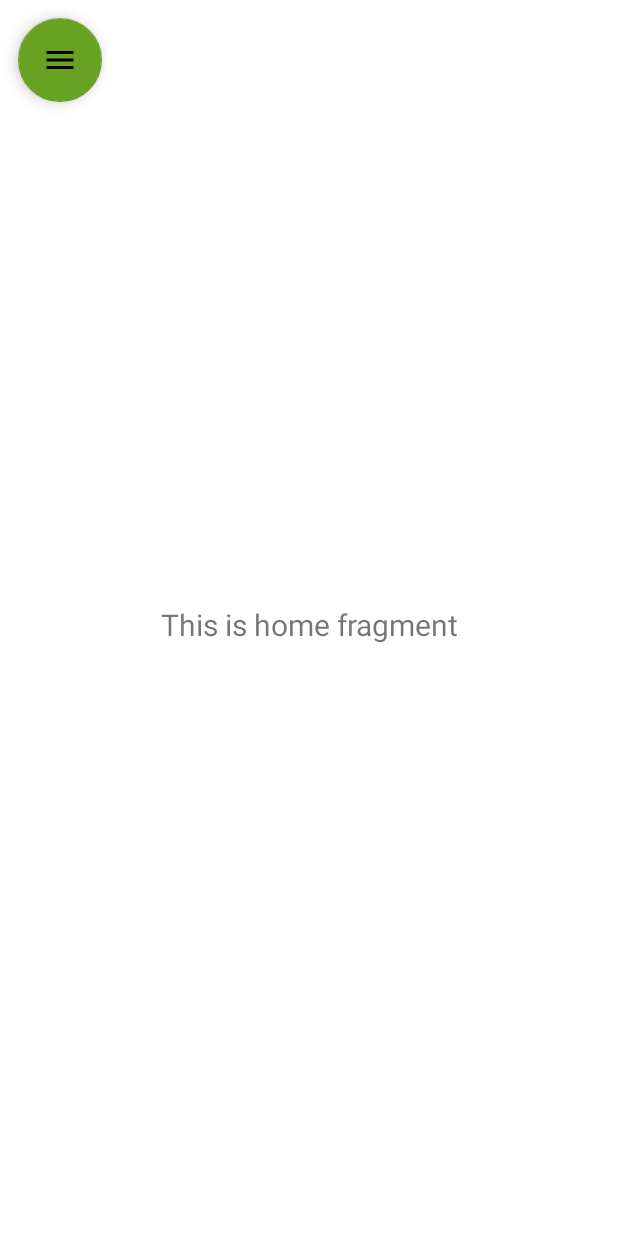
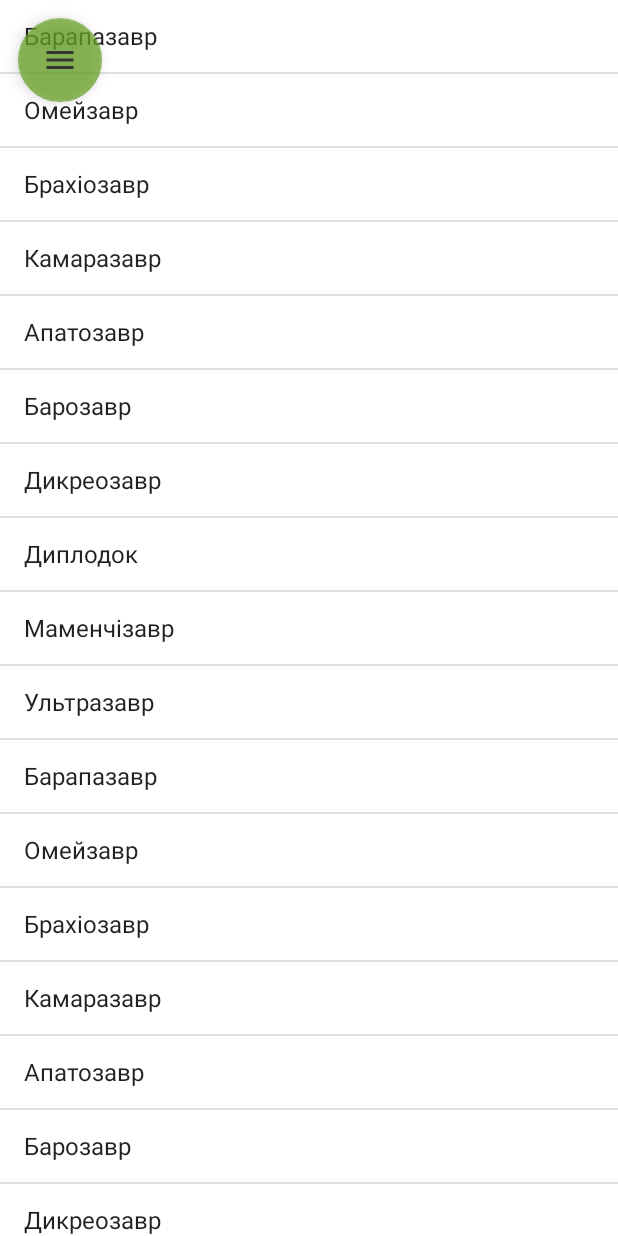
Before and after one commit to nprblm/dyno_mobile, an Android app: the screen it shows after launch (MainActivity), on a phone screen of 412 x 824 dp. Run offline under Robolectric (Android 15) with nearby library versions, the phone set to English and light mode, and no system bars; our stand-ins replace navigation-ui.

Commit message:
add list

```diff
--- a/Dino/app/src/main/java/vtpr/projects/dino/MainActivity.java
+++ b/Dino/app/src/main/java/vtpr/projects/dino/MainActivity.java
@@ -3,6 +3,8 @@ package vtpr.projects.dino;
 import android.os.Bundle;
 import android.view.View;
 import android.view.Menu;
+import android.widget.ArrayAdapter;
+import android.widget.ListView;
 
 import com.google.android.material.floatingactionbutton.FloatingActionButton;
 import com.google.android.material.snackbar.Snackbar;
@@ -16,6 +18,8 @@ import androidx.navigation.ui.NavigationUI;
 import androidx.drawerlayout.widget.DrawerLayout;
 import androidx.appcompat.app.AppCompatActivity;
 import androidx.appcompat.widget.Toolbar;
+
+import vtpr.projects.dino.ui.home.HomeFragment;
 
 public class MainActivity extends AppCompatActivity {
 
@@ -44,6 +48,7 @@ public class MainActivity extends AppCompatActivity {
                 .build();
         NavController navController = Navigation.findNavController(this, R.id.nav_host_fragment);
         NavigationUI.setupWithNavController(navigationView, navController);
+        fab.setAlpha(0.75f);
     }
 
     @Override
@@ -59,4 +64,5 @@ public class MainActivity extends AppCompatActivity {
         return NavigationUI.navigateUp(navController, mAppBarConfiguration)
                 || super.onSupportNavigateUp();
     }
+
 }
--- a/Dino/app/src/main/java/vtpr/projects/dino/ui/home/HomeFragment.java
+++ b/Dino/app/src/main/java/vtpr/projects/dino/ui/home/HomeFragment.java
@@ -4,6 +4,10 @@ import android.os.Bundle;
 import android.view.LayoutInflater;
 import android.view.View;
 import android.view.ViewGroup;
+import android.widget.Adapter;
+import android.widget.ArrayAdapter;
+import android.widget.ImageView;
+import android.widget.ListView;
 import android.widget.TextView;
 
 import androidx.annotation.NonNull;
@@ -13,23 +17,20 @@ import androidx.lifecycle.Observer;
 import androidx.lifecycle.ViewModelProvider;
 
 import vtpr.projects.dino.R;
+import vtpr.projects.dino.ui.info.InfoViewModel;
 
 public class HomeFragment extends Fragment {
-
-    private HomeViewModel homeViewModel;
+    private ListView list;
+    private String[] dino_list;
+    private ArrayAdapter <String> adapter;
 
     public View onCreateView(@NonNull LayoutInflater inflater,
                              ViewGroup container, Bundle savedInstanceState) {
-        homeViewModel =
-                new ViewModelProvider(this).get(HomeViewModel.class);
-        View root = inflater.inflate(R.layout.fragment_home, container, false);
-        final TextView textView = root.findViewById(R.id.text_home);
-        homeViewModel.getText().observe(getViewLifecycleOwner(), new Observer<String>() {
-            @Override
-            public void onChanged(@Nullable String s) {
-                textView.setText(s);
-            }
-        });
-        return root;
+        View view = inflater.inflate(R.layout.fragment_home, container,false);
+        list = (ListView) view.findViewById(R.id.listview);
+        dino_list = getResources().getStringArray(R.array.dino);
+        adapter = new ArrayAdapter<String>(getContext(), android.R.layout.simple_list_item_1,dino_list);
+        list.setAdapter(adapter);
+        return view;
     }
 }
--- a/Dino/app/src/main/java/vtpr/projects/dino/ui/home/HomeViewModel.java
+++ b/Dino/app/src/main/java/vtpr/projects/dino/ui/home/HomeViewModel.java
@@ -1,19 +1,9 @@
 package vtpr.projects.dino.ui.home;
 
-import androidx.lifecycle.LiveData;
-import androidx.lifecycle.MutableLiveData;
+import android.widget.ArrayAdapter;
+
 import androidx.lifecycle.ViewModel;
 
 public class HomeViewModel extends ViewModel {
 
-    private MutableLiveData<String> mText;
-
-    public HomeViewModel() {
-        mText = new MutableLiveData<>();
-        mText.setValue("This is home fragment");
-    }
-
-    public LiveData<String> getText() {
-        return mText;
-    }
 }
--- a/Dino/app/src/main/res/layout/app_bar_main.xml
+++ b/Dino/app/src/main/res/layout/app_bar_main.xml
@@ -19,8 +19,11 @@
         android:layout_height="wrap_content"
         android:layout_gravity="top|start"
         android:layout_margin="12dp"
+        android:contentDescription="TODO"
         android:outlineAmbientShadowColor="@color/black"
         android:outlineSpotShadowColor="@color/black"
+        android:visibility="visible"
+        app:backgroundTint="@color/purple_200"
         app:srcCompat="@drawable/icon_menu" />
 
 </androidx.coordinatorlayout.widget.CoordinatorLayout>
--- a/Dino/app/src/main/res/layout/content_main.xml
+++ b/Dino/app/src/main/res/layout/content_main.xml
@@ -17,4 +17,5 @@
         app:layout_constraintRight_toRightOf="parent"
         app:layout_constraintTop_toTopOf="parent"
         app:navGraph="@navigation/mobile_navigation" />
+
 </androidx.constraintlayout.widget.ConstraintLayout>
--- a/Dino/app/src/main/res/layout/fragment_home.xml
+++ b/Dino/app/src/main/res/layout/fragment_home.xml
@@ -6,15 +6,10 @@
     android:layout_height="match_parent"
     tools:context=".ui.home.HomeFragment">
 
-    <TextView
-        android:id="@+id/text_home"
-        android:layout_width="match_parent"
-        android:layout_height="wrap_content"
-        android:layout_marginStart="8dp"
-        android:layout_marginTop="8dp"
-        android:layout_marginEnd="8dp"
-        android:textAlignment="center"
-        android:textSize="20sp"
+    <ListView
+        android:id="@+id/listview"
+        android:layout_width="0dp"
+        android:layout_height="0dp"
         app:layout_constraintBottom_toBottomOf="parent"
         app:layout_constraintEnd_toEndOf="parent"
         app:layout_constraintStart_toStartOf="parent"
--- /dev/null
+++ b/Dino/app/src/main/res/values/dino_list.xml
@@ -0,0 +1,25 @@
+<?xml version="1.0" encoding="utf-8"?>
+<resources>
+    <string-array name="dino">
+        <item>Барапазавр</item>
+        <item>Омейзавр</item>
+        <item>Брахіозавр</item>
+        <item>Камаразавр</item>
+        <item>Апатозавр</item>
+        <item>Барозавр</item>
+        <item>Дикреозавр</item>
+        <item>Диплодок</item>
+        <item>Маменчізавр</item>
+        <item>Ультразавр</item>
+        <item>Барапазавр</item>
+        <item>Омейзавр</item>
+        <item>Брахіозавр</item>
+        <item>Камаразавр</item>
+        <item>Апатозавр</item>
+        <item>Барозавр</item>
+        <item>Дикреозавр</item>
+        <item>Диплодок</item>
+        <item>Маменчізавр</item>
+        <item>Ультразавр</item>
+    </string-array>
+</resources>
```
